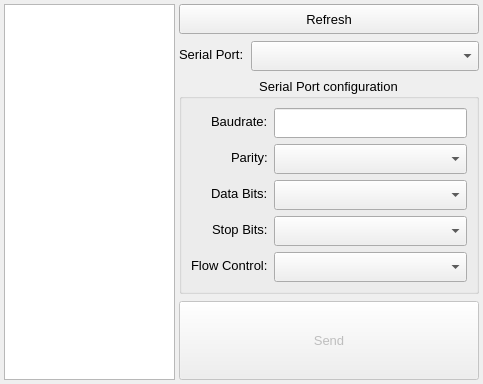
Above: src/ui/loader.ui from simaoamorim/SerialProgramLoader before the change. Below: the same form after it.
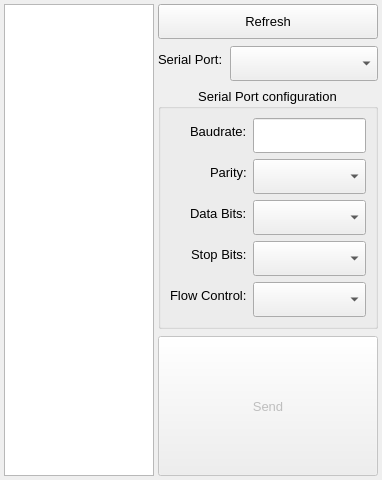
That is the form after the change.

Commit message: Resize UI for 90deg rotation

Patch:
```diff
--- a/src/ui/loader.ui
+++ b/src/ui/loader.ui
@@ -6,8 +6,8 @@
    <rect>
     <x>0</x>
     <y>0</y>
-    <width>483</width>
-    <height>384</height>
+    <width>382</width>
+    <height>480</height>
    </rect>
   </property>
   <property name="sizePolicy">
@@ -27,7 +27,7 @@
   <property name="locale">
    <locale language="English" country="UnitedKingdom"/>
   </property>
-  <layout class="QGridLayout" name="gridLayout" columnstretch="0,1" columnminimumwidth="0,300">
+  <layout class="QGridLayout" name="gridLayout" columnstretch="0,1" columnminimumwidth="0,220">
    <property name="leftMargin">
     <number>4</number>
    </property>
@@ -84,7 +84,7 @@
         <property name="minimumSize">
          <size>
           <width>0</width>
-          <height>30</height>
+          <height>35</height>
          </size>
         </property>
         <property name="text">
@@ -104,7 +104,7 @@
         <property name="minimumSize">
          <size>
           <width>0</width>
-          <height>30</height>
+          <height>35</height>
          </size>
         </property>
        </widget>
@@ -161,7 +161,7 @@
            <property name="minimumSize">
             <size>
              <width>0</width>
-             <height>30</height>
+             <height>35</height>
             </size>
            </property>
           </widget>
@@ -181,7 +181,7 @@
            <property name="minimumSize">
             <size>
              <width>0</width>
-             <height>30</height>
+             <height>35</height>
             </size>
            </property>
           </widget>
@@ -201,7 +201,7 @@
            <property name="minimumSize">
             <size>
              <width>0</width>
-             <height>30</height>
+             <height>35</height>
             </size>
            </property>
           </widget>
@@ -211,7 +211,7 @@
            <property name="minimumSize">
             <size>
              <width>0</width>
-             <height>30</height>
+             <height>35</height>
             </size>
            </property>
           </widget>
@@ -228,7 +228,7 @@
            <property name="minimumSize">
             <size>
              <width>0</width>
-             <height>30</height>
+             <height>35</height>
             </size>
            </property>
           </widget>
```
The commit also changes 1 other file.
